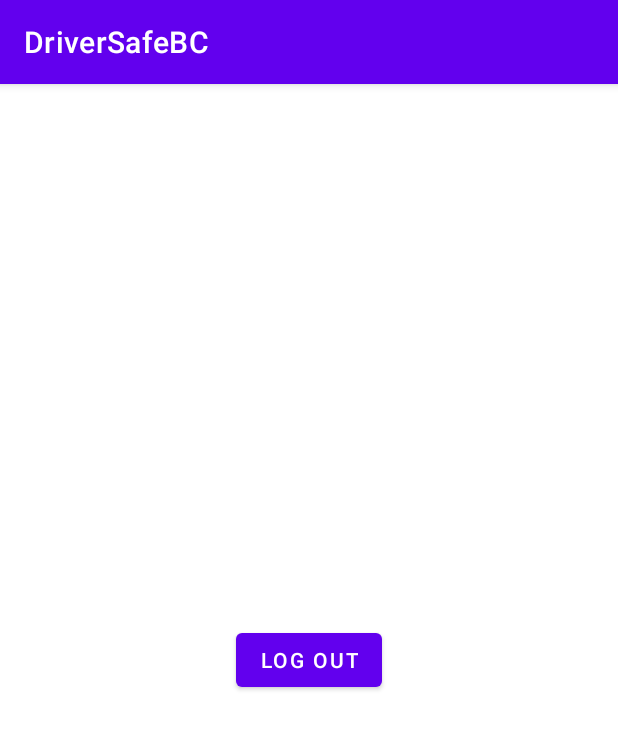
After one commit to eqiowtj/DriverSafeBC, an Android app: the AfterLogin screen opened directly, with no data from a screen before it, on a phone screen of 412 x 824 dp. The commit adds this screen. Shown: the top 729 px of the screen. Run offline under Robolectric (Android 15) with nearby library versions, the phone set to English and light mode, and no system bars; our stand-ins replace Firebase (no records; nobody signed in at launch, a user with empty details on screens opened directly).

Commit message:
1825 Mingfu LoginUserName

```diff
--- /dev/null
+++ b/app/src/main/java/edu/northeastern/driversafebc/AfterLogin.java
@@ -0,0 +1,86 @@
+package edu.northeastern.driversafebc;
+
+import androidx.annotation.NonNull;
+import androidx.appcompat.app.AppCompatActivity;
+
+import android.content.Intent;
+import android.os.Bundle;
+import android.view.View;
+import android.widget.Button;
+import android.widget.EditText;
+import android.widget.TextView;
+import android.widget.Toast;
+
+import com.google.android.gms.tasks.OnCompleteListener;
+import com.google.android.gms.tasks.Task;
+import com.google.firebase.database.DataSnapshot;
+import com.google.firebase.database.DatabaseError;
+import com.google.firebase.database.DatabaseReference;
+import com.google.firebase.database.FirebaseDatabase;
+import com.google.firebase.database.ValueEventListener;
+
+import java.util.ArrayList;
+
+public class AfterLogin extends AppCompatActivity {
+
+    @Override
+    protected void onCreate(Bundle savedInstanceState) {
+        super.onCreate(savedInstanceState);
+        setContentView(R.layout.activity_after_login);
+
+        Button logoutButton = findViewById(R.id.logout_button);
+        TextView userNameTextView = findViewById(R.id.username_textview);
+        Intent intent = getIntent();
+        String txt_UserName = intent.getStringExtra(LoginUserName.EXTRA_USERNAME);
+        userNameTextView.setText(txt_UserName);
+
+
+        FirebaseDatabase database = FirebaseDatabase.getInstance();
+        DatabaseReference myRef = database.getReference("LoginUser");
+
+
+        myRef.setValue(txt_UserName);
+        ArrayList<String> nameArraylist = new ArrayList<>();
+//        myRef.addValueEventListener(new ValueEventListener() {
+//            @Override
+//            public void onDataChange(@NonNull DataSnapshot snapshot) {
+//                nameArraylist.clear();
+//                for (DataSnapshot snapshot1 : snapshot.getChildren()){
+//                    nameArraylist.add(snapshot1.getValue().toString());
+//                }
+//            }
+//
+//            @Override
+//            public void onCancelled(@NonNull DatabaseError error) {
+//
+//            }
+//        });
+
+        logoutButton.setOnClickListener(new View.OnClickListener() {
+            @Override
+            public void onClick(View view) {
+
+
+                DatabaseReference myRef = database.getReference("UserNames");
+                myRef.child(txt_UserName).removeValue().addOnCompleteListener(new OnCompleteListener<Void>() {
+                    @Override
+                    public void onComplete(@NonNull Task<Void> task) {
+                        if (task.isSuccessful()){
+                            Toast.makeText(AfterLogin.this, "Logged out", Toast.LENGTH_SHORT).show();
+                        }else {
+                            Toast.makeText(AfterLogin.this, "Failed", Toast.LENGTH_SHORT).show();
+
+                        }
+                    }
+                });
+                openLoginUserName();
+
+            }
+        });
+    }
+    public void openLoginUserName(){
+
+        Intent intent = new Intent(this, LoginUserName.class);
+        startActivity(intent);
+    }
+}
--- /dev/null
+++ b/app/src/main/res/layout/activity_after_login.xml
@@ -0,0 +1,29 @@
+<?xml version="1.0" encoding="utf-8"?>
+<androidx.constraintlayout.widget.ConstraintLayout xmlns:android="http://schemas.android.com/apk/res/android"
+    xmlns:app="http://schemas.android.com/apk/res-auto"
+    xmlns:tools="http://schemas.android.com/tools"
+    android:layout_width="match_parent"
+    android:layout_height="match_parent"
+    tools:context=".AfterLogin">
+
+    <Button
+        android:id="@+id/logout_button"
+        android:layout_width="wrap_content"
+        android:layout_height="wrap_content"
+        android:text="Log out"
+        app:layout_constraintBottom_toBottomOf="parent"
+        app:layout_constraintEnd_toEndOf="parent"
+        app:layout_constraintStart_toStartOf="parent"
+        app:layout_constraintTop_toTopOf="parent" />
+
+    <TextView
+        android:id="@+id/username_textview"
+        android:layout_width="wrap_content"
+        android:layout_height="wrap_content"
+        android:text="TextView"
+        app:layout_constraintBottom_toTopOf="@+id/logout_button"
+        app:layout_constraintEnd_toEndOf="parent"
+        app:layout_constraintStart_toStartOf="parent"
+        android:layout_marginBottom="20dp"
+        />
+</androidx.constraintlayout.widget.ConstraintLayout>
--- a/app/src/main/res/layout/activity_login_user_name.xml
+++ b/app/src/main/res/layout/activity_login_user_name.xml
@@ -28,7 +28,7 @@
         android:text=""
 
 
-        app:layout_constraintBottom_toTopOf="@+id/button"
+        app:layout_constraintBottom_toTopOf="@+id/create_button"
         app:layout_constraintEnd_toEndOf="parent"
 
 
@@ -36,10 +36,10 @@
         app:layout_constraintTop_toTopOf="parent"></EditText>
 
     <Button
-        android:id="@+id/button"
+        android:id="@+id/create_button"
         android:layout_width="94dp"
         android:layout_height="44dp"
-        android:text="Create"
+        android:text="Continue"
         app:layout_constraintBottom_toBottomOf="parent"
         app:layout_constraintEnd_toEndOf="parent"
         app:layout_constraintStart_toStartOf="parent"
```
Also changed, not shown: app/src/main/AndroidManifest.xml (+7 -0 lines), app/src/main/java/edu/northeastern/driversafebc/LoginUserName.java (+63 -0 lines), 1 other file.
